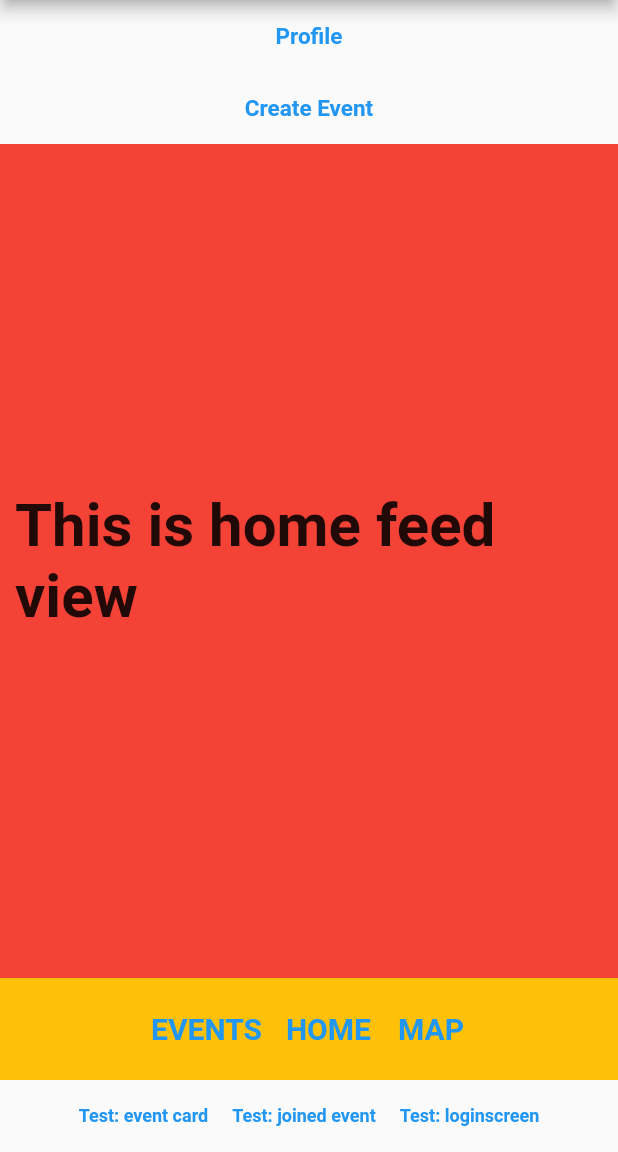
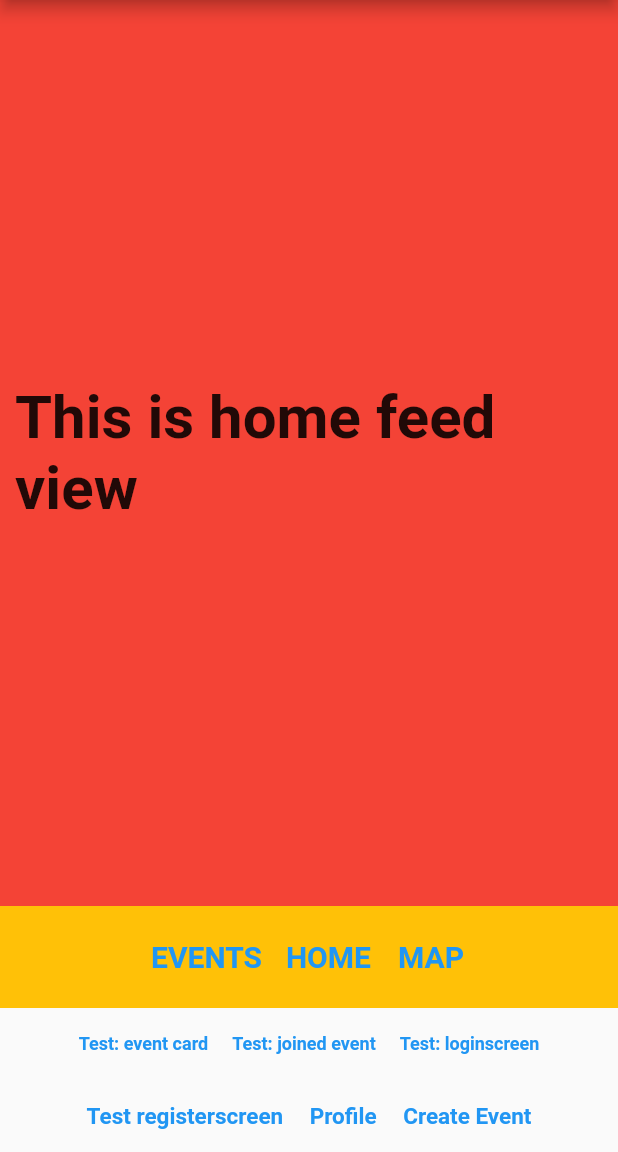
Before and after one commit to FontysFrontend2/eventify_frontend, a Flutter app: the screen it shows after launch, on a phone screen of 412 x 824 dp, the part 84-1236 px from its top. Run offline on Flutter 3.47's test engine with Material 2 defaults, Android fonts, the phone set to English and light mode, and no system bars; our stand-ins replace google_maps_flutter.

Commit message:
test buttons for the views updated

```diff
--- a/lib/main.dart
+++ b/lib/main.dart
@@ -54,38 +54,19 @@ class MyAppState extends State<MyApp> {
                 },
 
                 // Näkymät: state 0 = home, state 1 = events, state 2 = map, state 3 = profile, state 4 = event card,
-                //state 5 = chat, state 6 = create event, state 7 = login, state 8 = register
+                // state 5 = chat, state 6 = create event, state 7 = login, state 8 = register
                 child: Column(
                     children: ([
                   _state == 0
-                      ? (Expanded(
-                          flex: 2,
-                          child: Column(children: [
-                            // profile painike
-                            TextButton(
-                              onPressed: () => _stateCounter(3),
-                              child: const Text('Profile',
-                                  style: TextStyle(
-                                    fontSize: 15,
-                                    fontWeight: FontWeight.bold,
-                                  )),
-                            ),
-                            TextButton(
-                              onPressed: () => _stateCounter(6),
-                              child: const Text('Create Event',
-                                  style: TextStyle(
-                                    fontSize: 15,
-                                    fontWeight: FontWeight.bold,
-                                  )),
-                            ),
-                            const Expanded(flex: 2, child: HomeFeedView())
-                          ])))
+                      ? (const Expanded(flex: 2, child: HomeFeedView()))
                       : _state == 1
                           ? (const Expanded(flex: 2, child: EventsView()))
                           : _state == 2
                               ? (Expanded(
                                   flex: 2,
                                   child: MapView(() => _stateCounter(4))))
+
+                              // Below test buttons that should be implemented on their own pages
                               : _state == 3
                                   ? (const Expanded(
                                       flex: 2, child: ProfileView()))
@@ -100,26 +81,9 @@ class MyAppState extends State<MyApp> {
                                                   flex: 2,
                                                   child: CreateEventView()))
                                               : _state == 7
-                                                  ? (Expanded(
+                                                  ? (const Expanded(
                                                       flex: 2,
-                                                      child: Column(children: [
-                                                        const Expanded(
-                                                            flex: 2,
-                                                            child: LoginView()),
-                                                        // Registation View
-                                                        TextButton(
-                                                          onPressed: () =>
-                                                              _stateCounter(7),
-                                                          child: const Text(
-                                                              'Register new user',
-                                                              style: TextStyle(
-                                                                fontSize: 15,
-                                                                fontWeight:
-                                                                    FontWeight
-                                                                        .bold,
-                                                              )),
-                                                        ),
-                                                      ])))
+                                                      child: LoginView()))
                                                   : (const Expanded(
                                                       flex: 2,
                                                       child:
@@ -158,9 +122,7 @@ class MyAppState extends State<MyApp> {
                                 )
                               ]))),
 
-                  // Painike event card test, chat test, login/register test
-                  // Event cardin voi myöhemmin avata mapista tai homesta ennen liittymistä ja joined eventin kun on liittynyt eventtiin
-                  // Login ja register tulee sitten ennen kun muut näkyvät
+                  // Testipainikkeet
                   Row(mainAxisAlignment: MainAxisAlignment.center, children: [
                     TextButton(
                       onPressed: () => _stateCounter(4),
@@ -179,10 +141,37 @@ class MyAppState extends State<MyApp> {
                           )),
                     ),
                     TextButton(
-                      onPressed: () => _stateCounter(6),
+                      onPressed: () => _stateCounter(7),
                       child: const Text('Test: loginscreen',
                           style: TextStyle(
                             fontSize: 12,
+                            fontWeight: FontWeight.bold,
+                          )),
+                    ),
+                  ]),
+                  Row(mainAxisAlignment: MainAxisAlignment.center, children: [
+                    TextButton(
+                        onPressed: () => _stateCounter(8),
+                        child: const Text('Test registerscreen',
+                            style: TextStyle(
+                              fontSize: 15,
+                              fontWeight: FontWeight.bold,
+                            ))),
+                    // profile painike
+                    TextButton(
+                      onPressed: () => _stateCounter(3),
+                      child: const Text('Profile',
+                          style: TextStyle(
+                            fontSize: 15,
+                            fontWeight: FontWeight.bold,
+                          )),
+                    ),
+                    // create event painike
+                    TextButton(
+                      onPressed: () => _stateCounter(6),
+                      child: const Text('Create Event',
+                          style: TextStyle(
+                            fontSize: 15,
                             fontWeight: FontWeight.bold,
                           )),
                     ),
```
Also changed, not shown: lib/create_event/select_location.dart (added, +20 -0 lines).
